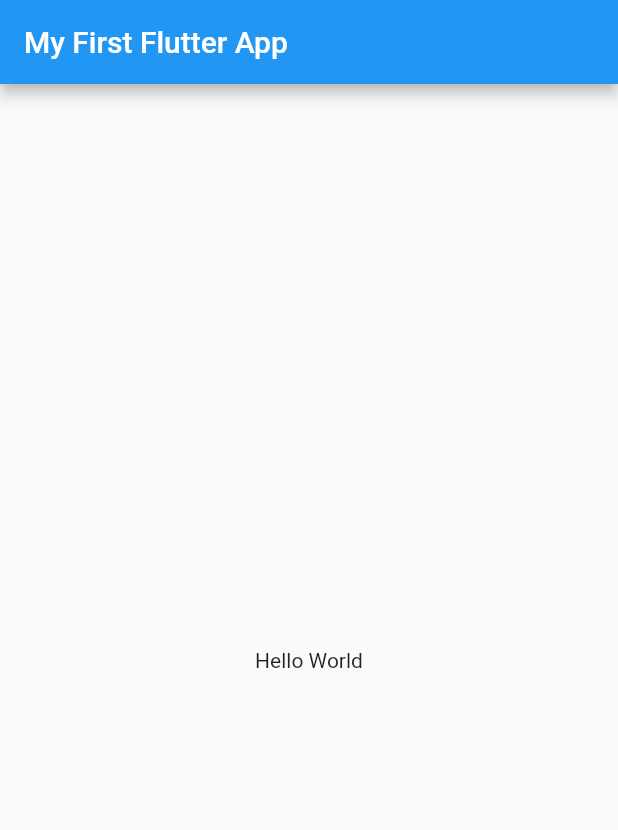
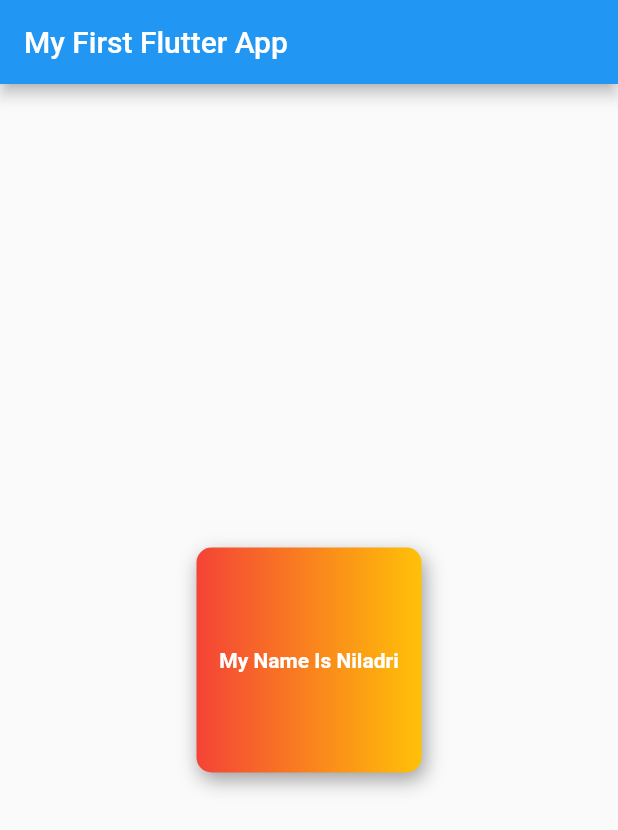
Before and after one commit to Niladri1996/FirstFlutter, a Flutter app: the screen it shows after launch, on a phone screen of 412 x 824 dp. Shown: the top 830 px of the screen. Run offline on Flutter 3.47's test engine with Material 2 defaults, Android fonts, the phone set to English and light mode, and no system bars.

Commit message:
first commit

```diff
--- a/lib/main.dart
+++ b/lib/main.dart
@@ -20,7 +20,23 @@ class HomePage extends StatelessWidget{
        title: Text("My First Flutter App"),
      ) ,
      body: Container(
-       child: Center(child: Text("Hello World")),
+       child: Center(
+         child: Container(
+           padding: const EdgeInsets.all(12),
+           alignment: Alignment.center,
+           width: 150,
+           height: 150,
+           child: Text("My Name Is Niladri",style: TextStyle(color: Colors.white,fontSize: 14,fontWeight: FontWeight.bold)),
+           decoration: BoxDecoration(
+             color: Colors.lightGreen,
+             gradient: LinearGradient(colors: [Colors.red,
+             Colors.amber]),
+             // shape:BoxShape.circle
+             borderRadius: BorderRadius.circular(10),
+             boxShadow: [BoxShadow(color: Colors.grey,blurRadius: 11,offset: Offset(2.0,5.0))]
+           ),
+         ),
+       ),
      ),
    );
   }
```
